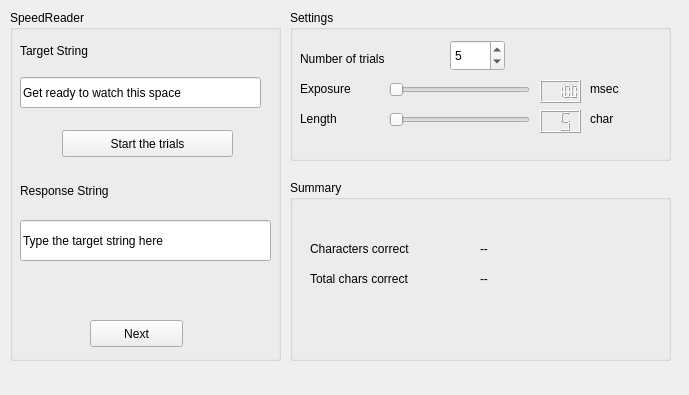
GrahamStrickland/ezust_qt, file ch09/speed-reader/mainwindow.ui: the form before one commit.
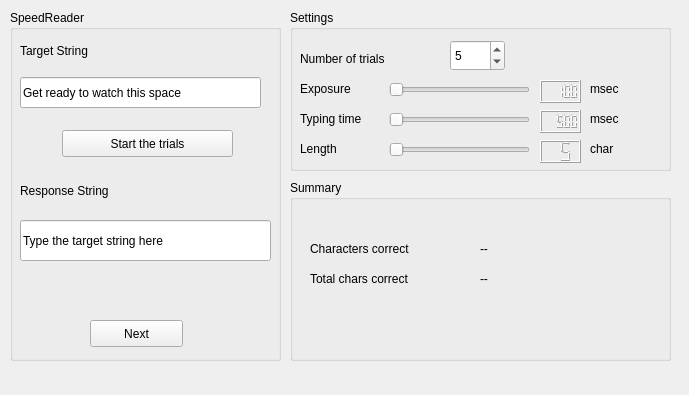
The form after the commit.

Diff of the .ui file:
```diff
--- a/ch09/speed-reader/mainwindow.ui
+++ b/ch09/speed-reader/mainwindow.ui
@@ -20,25 +20,12 @@
       <x>290</x>
       <y>10</y>
       <width>381</width>
-      <height>151</height>
+      <height>161</height>
      </rect>
     </property>
     <property name="title">
      <string>Settings</string>
     </property>
-    <widget class="QLabel" name="label_6">
-     <property name="geometry">
-      <rect>
-       <x>300</x>
-       <y>100</y>
-       <width>31</width>
-       <height>17</height>
-      </rect>
-     </property>
-     <property name="text">
-      <string>char</string>
-     </property>
-    </widget>
     <widget class="QSpinBox" name="trialsSpinBox">
      <property name="geometry">
       <rect>
@@ -68,25 +55,6 @@
       <string>msec</string>
      </property>
     </widget>
-    <widget class="QSlider" name="lengthSlider">
-     <property name="geometry">
-      <rect>
-       <x>99</x>
-       <y>100</y>
-       <width>141</width>
-       <height>20</height>
-      </rect>
-     </property>
-     <property name="minimum">
-      <number>5</number>
-     </property>
-     <property name="maximum">
-      <number>50</number>
-     </property>
-     <property name="orientation">
-      <enum>Qt::Horizontal</enum>
-     </property>
-    </widget>
     <widget class="QLabel" name="label_2">
      <property name="geometry">
       <rect>
@@ -116,19 +84,6 @@
       <number>100</number>
      </property>
     </widget>
-    <widget class="QLabel" name="label_4">
-     <property name="geometry">
-      <rect>
-       <x>10</x>
-       <y>100</y>
-       <width>61</width>
-       <height>17</height>
-      </rect>
-     </property>
-     <property name="text">
-      <string>Length</string>
-     </property>
-    </widget>
     <widget class="QSlider" name="exposureSlider">
      <property name="geometry">
       <rect>
@@ -167,16 +122,125 @@
       <string>Exposure</string>
      </property>
     </widget>
+    <widget class="QLabel" name="label_8">
+     <property name="geometry">
+      <rect>
+       <x>300</x>
+       <y>100</y>
+       <width>31</width>
+       <height>17</height>
+      </rect>
+     </property>
+     <property name="text">
+      <string>msec</string>
+     </property>
+    </widget>
+    <widget class="QLabel" name="label_9">
+     <property name="geometry">
+      <rect>
+       <x>10</x>
+       <y>100</y>
+       <width>61</width>
+       <height>17</height>
+      </rect>
+     </property>
+     <property name="text">
+      <string>Typing time</string>
+     </property>
+    </widget>
+    <widget class="QLCDNumber" name="timeLCD">
+     <property name="geometry">
+      <rect>
+       <x>250</x>
+       <y>100</y>
+       <width>41</width>
+       <height>23</height>
+      </rect>
+     </property>
+     <property name="digitCount">
+      <number>5</number>
+     </property>
+     <property name="value" stdset="0">
+      <double>500.000000000000000</double>
+     </property>
+     <property name="intValue" stdset="0">
+      <number>500</number>
+     </property>
+    </widget>
+    <widget class="QSlider" name="timeSlider">
+     <property name="geometry">
+      <rect>
+       <x>99</x>
+       <y>100</y>
+       <width>141</width>
+       <height>20</height>
+      </rect>
+     </property>
+     <property name="minimum">
+      <number>5</number>
+     </property>
+     <property name="maximum">
+      <number>50</number>
+     </property>
+     <property name="orientation">
+      <enum>Qt::Horizontal</enum>
+     </property>
+    </widget>
+    <widget class="QLabel" name="label_6">
+     <property name="geometry">
+      <rect>
+       <x>300</x>
+       <y>130</y>
+       <width>31</width>
+       <height>17</height>
+      </rect>
+     </property>
+     <property name="text">
+      <string>char</string>
+     </property>
+    </widget>
+    <widget class="QLabel" name="label_4">
+     <property name="geometry">
+      <rect>
+       <x>10</x>
+       <y>130</y>
+       <width>61</width>
+       <height>17</height>
+      </rect>
+     </property>
+     <property name="text">
+      <string>Length</string>
+     </property>
+    </widget>
+    <widget class="QSlider" name="lengthSlider">
+     <property name="geometry">
+      <rect>
+       <x>99</x>
+       <y>130</y>
+       <width>141</width>
+       <height>20</height>
+      </rect>
+     </property>
+     <property name="minimum">
+      <number>5</number>
+     </property>
+     <property name="maximum">
+      <number>50</number>
+     </property>
+     <property name="orientation">
+      <enum>Qt::Horizontal</enum>
+     </property>
+    </widget>
     <widget class="QLCDNumber" name="lengthLCD">
      <property name="geometry">
       <rect>
        <x>250</x>
-       <y>100</y>
+       <y>130</y>
        <width>41</width>
        <height>23</height>
       </rect>
      </property>
-     <property name="numDigits">
+     <property name="digitCount">
       <number>2</number>
      </property>
      <property name="intValue" stdset="0">
```
